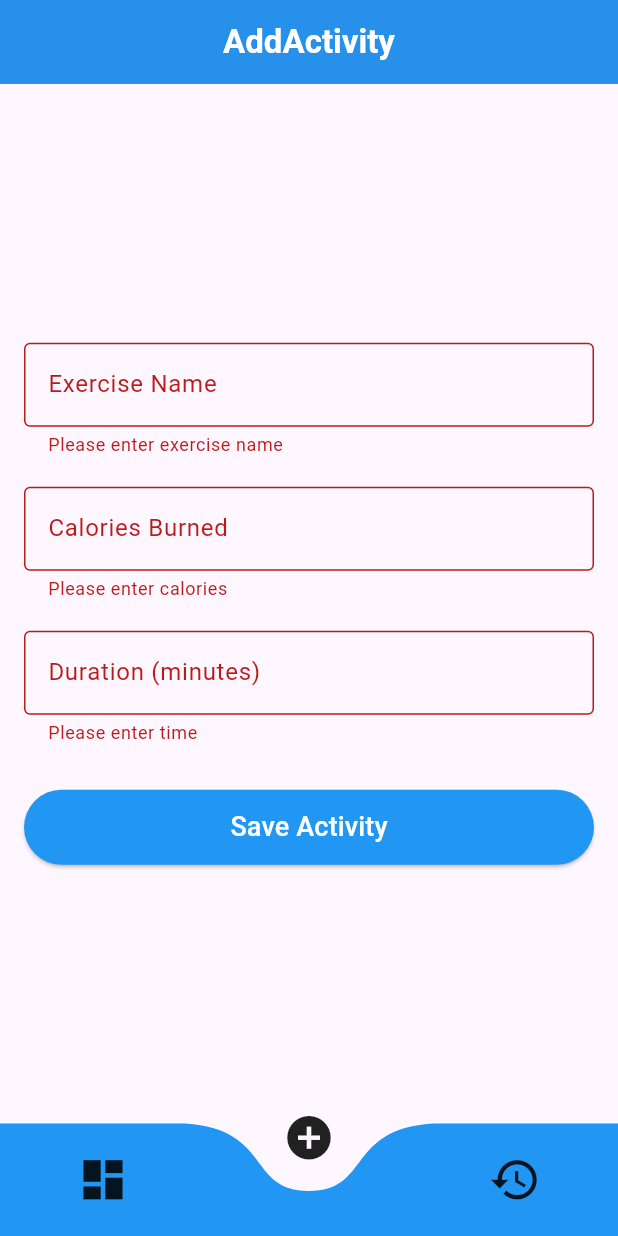
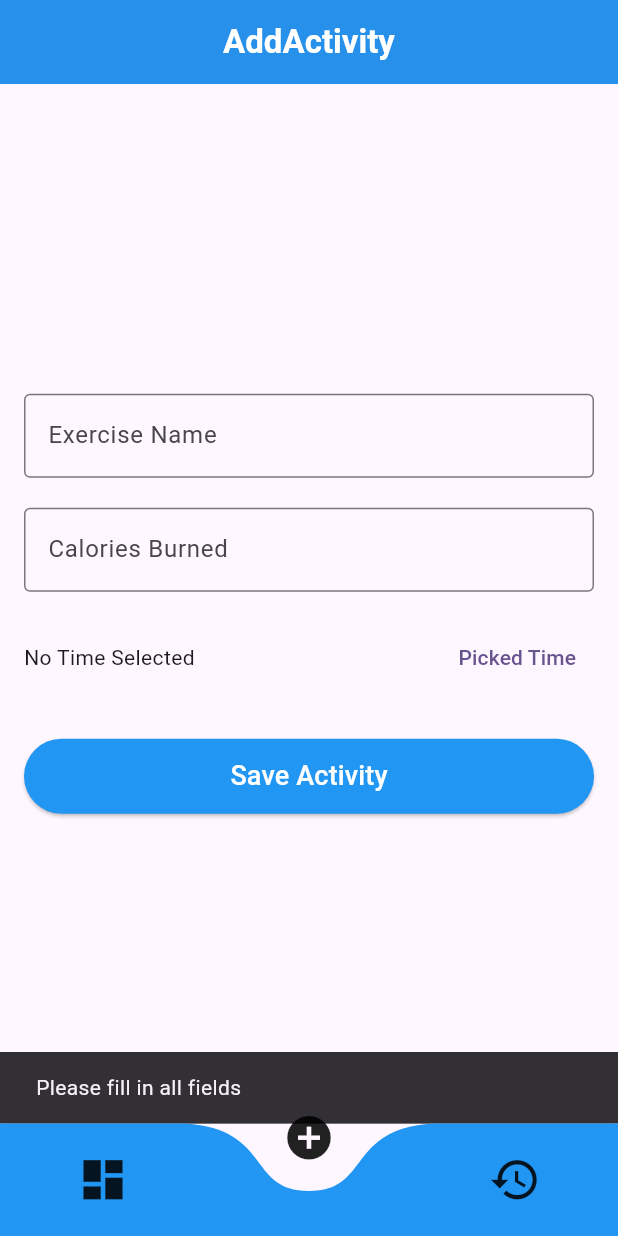
Before and after one commit to Noorullah178632/Apexcify-Technologys_task3, a Flutter app: the screen it shows after launch, item 2 of the bottom bar chosen, after a tap on "Save Activity", on a phone screen of 412 x 824 dp. Run offline on Flutter 3.47's test engine with Material 3 defaults, Android fonts, the phone set to English and light mode, and no system bars; drawn by our look-alikes of curved_navigation_bar; our stand-ins replace cloud_firestore, firebase_core, get; accounts and stored records are empty.

```diff
--- a/lib/logAcitvityScreen.dart
+++ b/lib/logAcitvityScreen.dart
@@ -11,31 +11,54 @@ class Logacitvityscreen extends StatefulWidget {
 }
 
 class _LogacitvityscreenState extends State<Logacitvityscreen> {
-  //make a form key for the form
-  final formKey = GlobalKey<FormState>();
   //add textediting controller to controll the textfield
   final exerciseController = TextEditingController();
   final caloriesController = TextEditingController();
-  final durationController = TextEditingController();
-  void clear() {
-    exerciseController.clear();
-    caloriesController.clear();
-    durationController.clear();
-    setState(() {});
-  }
+  TimeOfDay? _selectedTime; // store workout time
 
   //make a method for database to store data in the data base
   Future<void> saveActivity() async {
+    if (exerciseController.text.isEmpty ||
+        caloriesController.text.isEmpty ||
+        _selectedTime == null) {
+      ScaffoldMessenger.of(
+        context,
+      ).showSnackBar(SnackBar(content: Text("Please fill in all fields")));
+      return;
+    }
     String id = DateTime.now().millisecondsSinceEpoch.toString();
 
     Map<String, dynamic> activityData = {
-      'name': exerciseController.text,
+      'exercise': exerciseController.text,
       'calories': int.parse(caloriesController.text),
-      'duration': int.parse(durationController.text),
-      'timestamp': FieldValue.serverTimestamp(),
+      'time': _selectedTime!.format(context), // save time
+      'createdAt': FieldValue.serverTimestamp(),
     };
 
+    try {
       await Database.addActivity(activityData, id);
+      Get.snackbar("Saved", "Saved the Activity in the backened");
+      exerciseController.clear();
+      caloriesController.clear();
+      setState(() {
+        _selectedTime = null; // reset
+      });
+    } catch (e) {
+      Get.snackbar("Error", "Error saving activity: $e");
+    }
+  }
+
+  //make a method for time picker
+  Future<void> pickTime() async {
+    TimeOfDay? picked = await showTimePicker(
+      context: context,
+      initialTime: TimeOfDay.now(),
+    );
+    if (picked != null) {
+      setState(() {
+        _selectedTime = picked;
+      });
+    }
   }
 
   @override
@@ -43,7 +66,7 @@ class _LogacitvityscreenState extends State<Logacitvityscreen> {
     // TODO: implement dispose
     exerciseController.dispose();
     caloriesController.dispose();
-    durationController.dispose();
+
     super.dispose();
   }
 
@@ -61,20 +84,13 @@ class _LogacitvityscreenState extends State<Logacitvityscreen> {
       ),
       body: Padding(
         padding: EdgeInsets.all(16.0),
-        child: Form(
-          key: formKey,
         child: Column(
           mainAxisAlignment: MainAxisAlignment.center,
           crossAxisAlignment: CrossAxisAlignment.center,
           children: [
             TextFormField(
               controller: exerciseController,
-                validator: (value) {
-                  if (value == null || value.isEmpty) {
-                    return 'Please enter exercise name';
-                  }
-                  return null;
-                },
+
               decoration: InputDecoration(
                 labelText: 'Exercise Name',
                 border: OutlineInputBorder(),
@@ -84,43 +100,29 @@ class _LogacitvityscreenState extends State<Logacitvityscreen> {
             TextFormField(
               controller: caloriesController,
               keyboardType: TextInputType.number,
-                validator: (value) {
-                  if (value == null || value.isEmpty) {
-                    return 'Please enter calories';
-                  }
-                  return null;
-                },
+
               decoration: InputDecoration(
                 labelText: 'Calories Burned',
                 border: OutlineInputBorder(),
               ),
             ),
             SizedBox(height: 20),
-              TextFormField(
-                controller: durationController,
-                keyboardType: TextInputType.number,
-                validator: (value) {
-                  if (value == null || value.isEmpty) {
-                    return 'Please enter time';
-                  }
-                  return null;
-                },
-                decoration: InputDecoration(
-                  labelText: 'Duration (minutes)',
-                  border: OutlineInputBorder(),
+            Row(
+              children: [
+                Expanded(
+                  child: Text(
+                    _selectedTime == null
+                        ? "No Time Selected"
+                        : "Workout Time: ${_selectedTime!.format(context)}",
                   ),
+                ),
+                TextButton(onPressed: pickTime, child: Text("Picked Time")),
+              ],
             ),
             SizedBox(height: 30),
             ElevatedButton(
               onPressed: () async {
-                  if (formKey.currentState!.validate()) {
                 await saveActivity();
-                    Get.snackbar(
-                      "Saved Data",
-                      "Your data is saved in the backened",
-                    );
-                    clear();
-                  }
               },
               child: Text('Save Activity', style: TextStyle(fontSize: 18)),
               style: ElevatedButton.styleFrom(
@@ -132,7 +134,6 @@ class _LogacitvityscreenState extends State<Logacitvityscreen> {
           ],
         ),
       ),
-      ),
     );
   }
 }
```
Lines whose indentation alone changed are shown as unchanged.
